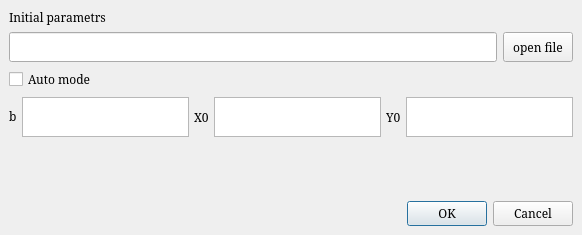
Andrey-Tkachev/threshold-dynamics, file ui_raw/initial_window.ui: the form before one commit.
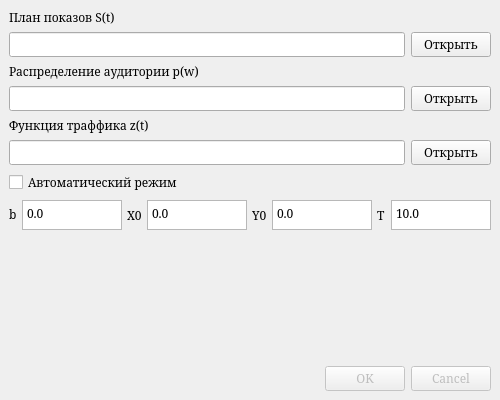
The form after the commit.

What changed in the file:
```diff
--- a/ui_raw/initial_window.ui
+++ b/ui_raw/initial_window.ui
@@ -9,8 +9,8 @@
    <rect>
     <x>0</x>
     <y>0</y>
-    <width>582</width>
-    <height>235</height>
+    <width>500</width>
+    <height>400</height>
    </rect>
   </property>
   <property name="sizePolicy">
@@ -22,7 +22,7 @@
   <property name="minimumSize">
    <size>
     <width>500</width>
-    <height>210</height>
+    <height>400</height>
    </size>
   </property>
   <property name="maximumSize">
@@ -55,7 +55,7 @@
    <property name="minimumSize">
     <size>
      <width>0</width>
-     <height>150</height>
+     <height>400</height>
     </size>
    </property>
    <property name="maximumSize">
@@ -88,7 +88,7 @@
          </size>
         </property>
         <property name="text">
-         <string>Initial parametrs</string>
+         <string>План показов S(t)</string>
         </property>
        </widget>
       </item>
@@ -103,7 +103,7 @@
            <bool>true</bool>
           </property>
           <property name="sizePolicy">
-           <sizepolicy hsizetype="Minimum" vsizetype="Minimum">
+           <sizepolicy hsizetype="Expanding" vsizetype="Fixed">
             <horstretch>0</horstretch>
             <verstretch>0</verstretch>
            </sizepolicy>
@@ -111,7 +111,7 @@
           <property name="minimumSize">
            <size>
             <width>0</width>
-            <height>30</height>
+            <height>0</height>
            </size>
           </property>
           <property name="cursor">
@@ -130,12 +130,12 @@
           <property name="minimumSize">
            <size>
             <width>0</width>
-            <height>30</height>
+            <height>0</height>
            </size>
           </property>
           <property name="maximumSize">
            <size>
-            <width>70</width>
+            <width>16777215</width>
             <height>16777215</height>
            </size>
           </property>
@@ -146,7 +146,65 @@
            </size>
           </property>
           <property name="text">
-           <string>open file</string>
+           <string>Открыть</string>
+          </property>
+         </widget>
+        </item>
+       </layout>
+      </item>
+     </layout>
+    </item>
+    <item>
+     <layout class="QVBoxLayout" name="verticalLayout_2">
+      <item>
+       <widget class="QLabel" name="label">
+        <property name="text">
+         <string>Распределение аудитории p(w)</string>
+        </property>
+       </widget>
+      </item>
+      <item>
+       <layout class="QHBoxLayout" name="horizontalLayout">
+        <item>
+         <widget class="QLineEdit" name="displayProbFile">
+          <property name="cursor">
+           <cursorShape>ArrowCursor</cursorShape>
+          </property>
+         </widget>
+        </item>
+        <item>
+         <widget class="QPushButton" name="openProbFile">
+          <property name="text">
+           <string>Открыть</string>
+          </property>
+         </widget>
+        </item>
+       </layout>
+      </item>
+     </layout>
+    </item>
+    <item>
+     <layout class="QVBoxLayout" name="verticalLayout_3">
+      <item>
+       <widget class="QLabel" name="label_2">
+        <property name="text">
+         <string>Функция траффика z(t)</string>
+        </property>
+       </widget>
+      </item>
+      <item>
+       <layout class="QHBoxLayout" name="horizontalLayout_3">
+        <item>
+         <widget class="QLineEdit" name="displayTrafficFile">
+          <property name="cursor">
+           <cursorShape>ArrowCursor</cursorShape>
+          </property>
+         </widget>
+        </item>
+        <item>
+         <widget class="QPushButton" name="openTrafFile">
+          <property name="text">
+           <string>Открыть</string>
           </property>
          </widget>
         </item>
@@ -163,7 +221,7 @@
        </sizepolicy>
       </property>
       <property name="text">
-       <string>Auto mode</string>
+       <string>Автоматический режим</string>
       </property>
      </widget>
     </item>
@@ -205,9 +263,18 @@
         <property name="maximumSize">
          <size>
           <width>15005</width>
-          <height>40</height>
+          <height>30</height>
          </size>
         </property>
+        <property name="inputMethodHints">
+         <set>Qt::ImhFormattedNumbersOnly</set>
+        </property>
+        <property name="tabChangesFocus">
+         <bool>true</bool>
+        </property>
+        <property name="plainText">
+         <string>0.0</string>
+        </property>
        </widget>
       </item>
       <item>
@@ -231,9 +298,18 @@
         <property name="maximumSize">
          <size>
           <width>16777215</width>
-          <height>40</height>
+          <height>30</height>
          </size>
         </property>
+        <property name="inputMethodHints">
+         <set>Qt::ImhFormattedNumbersOnly</set>
+        </property>
+        <property name="tabChangesFocus">
+         <bool>true</bool>
+        </property>
+        <property name="plainText">
+         <string>0.0</string>
+        </property>
        </widget>
       </item>
       <item>
@@ -257,8 +333,55 @@
         <property name="maximumSize">
          <size>
           <width>16777215</width>
-          <height>40</height>
+          <height>30</height>
          </size>
+        </property>
+        <property name="inputMethodHints">
+         <set>Qt::ImhFormattedNumbersOnly</set>
+        </property>
+        <property name="tabChangesFocus">
+         <bool>true</bool>
+        </property>
+        <property name="plainText">
+         <string>0.0</string>
+        </property>
+       </widget>
+      </item>
+      <item>
+       <widget class="QLabel" name="label_3">
+        <property name="text">
+         <string>T</string>
+        </property>
+       </widget>
+      </item>
+      <item>
+       <widget class="QPlainTextEdit" name="tInitialField">
+        <property name="sizePolicy">
+         <sizepolicy hsizetype="Minimum" vsizetype="Minimum">
+          <horstretch>0</horstretch>
+          <verstretch>0</verstretch>
+         </sizepolicy>
+        </property>
+        <property name="maximumSize">
+         <size>
+          <width>16777215</width>
+          <height>30</height>
+         </size>
+        </property>
+        <property name="inputMethodHints">
+         <set>Qt::ImhFormattedNumbersOnly</set>
+        </property>
+        <property name="frameShape">
+         <enum>QFrame::StyledPanel</enum>
+        </property>
+        <property name="frameShadow">
+         <enum>QFrame::Raised</enum>
+        </property>
+        <property name="tabChangesFocus">
+         <bool>true</bool>
+        </property>
+        <property name="plainText">
+         <string>10.0</string>
         </property>
        </widget>
       </item>
@@ -282,6 +405,9 @@
     </item>
     <item>
      <widget class="QDialogButtonBox" name="okDialog">
+      <property name="enabled">
+       <bool>false</bool>
+      </property>
       <property name="sizePolicy">
        <sizepolicy hsizetype="Minimum" vsizetype="Fixed">
         <horstretch>0</horstretch>
```
Left out of the diff: 4 changed lines with no effect on the pictures.
